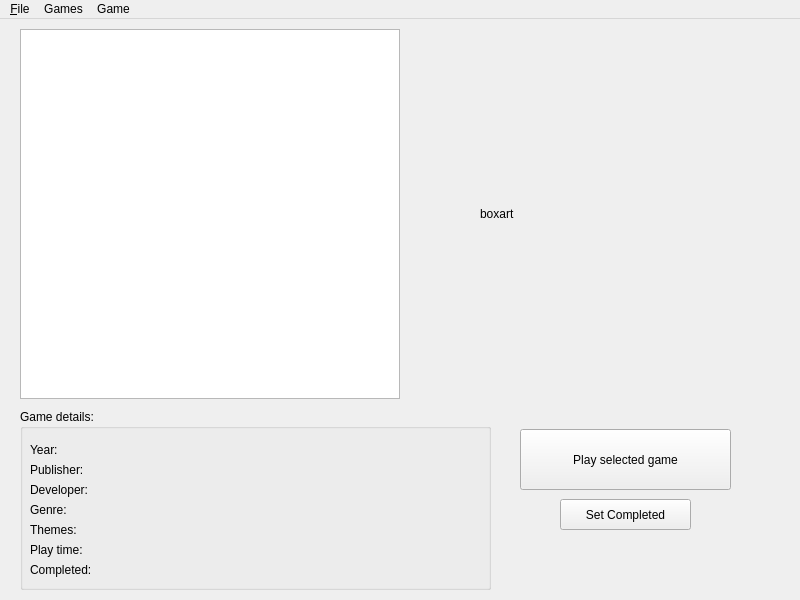
The window that mainwindow.ui (gallorob/DOS_games_launcher) describes before a commit, drawn with Qt 5.
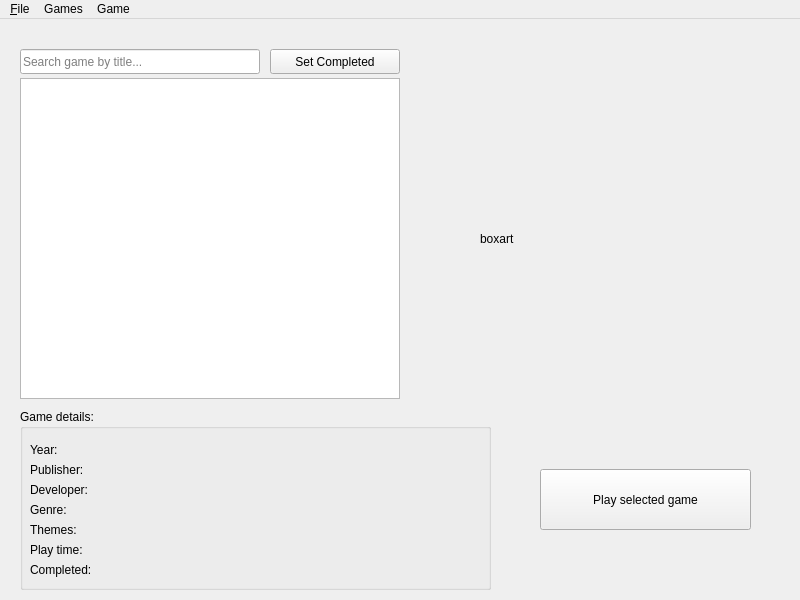
The same window after the commit. Icons and pictures are not drawn.

Commit message:
added search, mainwindow graphics changes
quick and dirty dynamic (search as user inputs) search by title

What changed in the file:
```diff
--- a/mainwindow.ui
+++ b/mainwindow.ui
@@ -23,9 +23,9 @@
     <property name="geometry">
      <rect>
       <x>480</x>
-      <y>10</y>
-      <width>280</width>
-      <height>370</height>
+      <y>60</y>
+      <width>220</width>
+      <height>320</height>
      </rect>
     </property>
     <property name="text">
@@ -35,8 +35,8 @@
    <widget class="QPushButton" name="play_button">
     <property name="geometry">
      <rect>
-      <x>520</x>
-      <y>410</y>
+      <x>540</x>
+      <y>450</y>
       <width>211</width>
       <height>61</height>
      </rect>
@@ -49,9 +49,9 @@
     <property name="geometry">
      <rect>
       <x>20</x>
-      <y>10</y>
+      <y>59</y>
       <width>380</width>
-      <height>370</height>
+      <height>321</height>
      </rect>
     </property>
    </widget>
@@ -162,16 +162,29 @@
    <widget class="QPushButton" name="set_completed">
     <property name="geometry">
      <rect>
-      <x>560</x>
-      <y>480</y>
-      <width>131</width>
-      <height>31</height>
+      <x>270</x>
+      <y>30</y>
+      <width>130</width>
+      <height>25</height>
      </rect>
     </property>
     <property name="text">
      <string>Set Completed</string>
     </property>
    </widget>
+   <widget class="QLineEdit" name="titleSearch">
+    <property name="geometry">
+     <rect>
+      <x>20</x>
+      <y>30</y>
+      <width>240</width>
+      <height>25</height>
+     </rect>
+    </property>
+    <property name="placeholderText">
+     <string>Search game by title...</string>
+    </property>
+   </widget>
   </widget>
   <widget class="QMenuBar" name="menuBar">
    <property name="geometry">
```
The commit also changes 3 other files.
